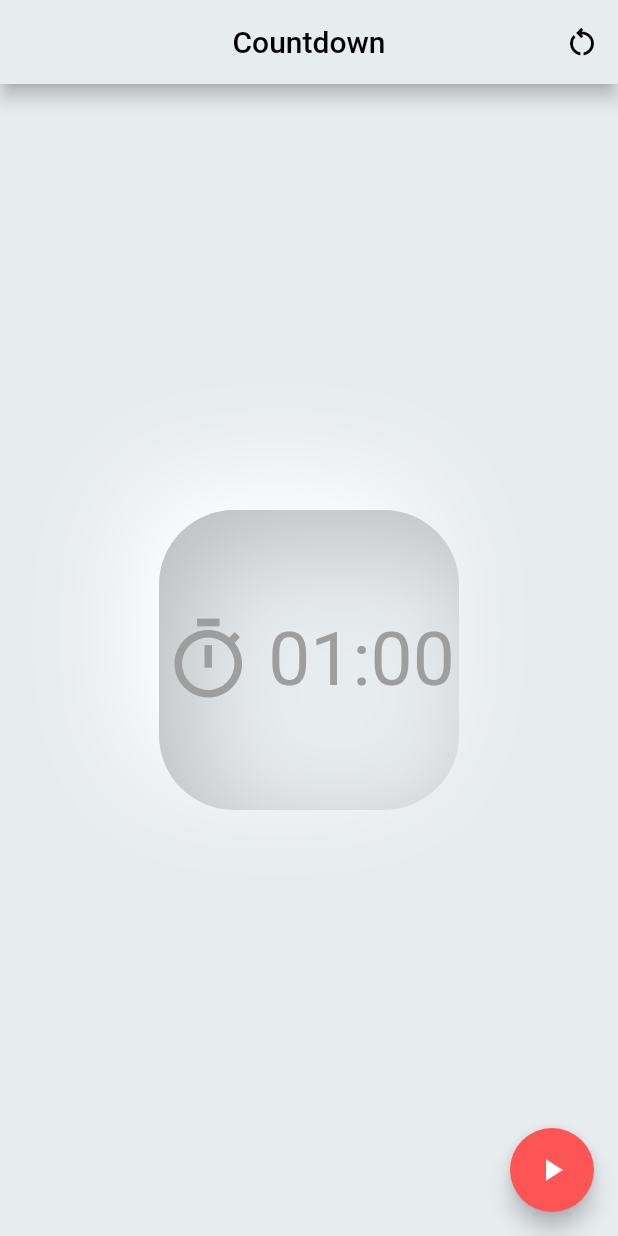
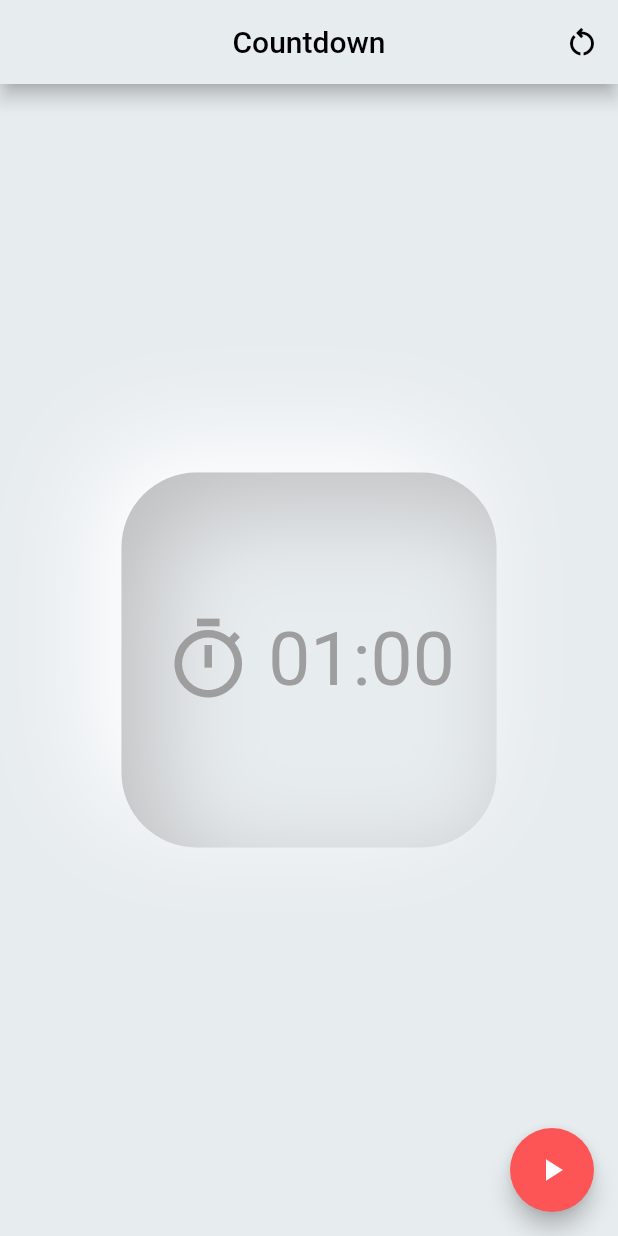
Before and after one commit to alecorodri/countdown_modern_design, a Flutter app: the screen it shows after launch, on a phone screen of 412 x 824 dp. Run offline on Flutter 3.47's test engine with Material 2 defaults, Android fonts, the phone set to English and light mode, and no system bars; our stand-ins replace flutter_inset_box_shadow.

Commit message:
minimal changes

```diff
--- a/lib/pages/home_page.dart
+++ b/lib/pages/home_page.dart
@@ -43,7 +43,6 @@ class _HomePageState extends State<HomePage> {
         onPressed: () {
           countdounProvider.startStopTimer();
         },
-        tooltip: 'Start',
         child:
             Icon(countdounProvider.isRunning ? Icons.pause : Icons.play_arrow),
       ),
@@ -59,8 +58,8 @@ class _CounterView extends StatelessWidget {
     return Center(
       child: AnimatedContainer(
         duration: const Duration(milliseconds: 550),
-        width: 200,
-        height: 200,
+        width: 250,
+        height: 250,
         decoration: BoxDecoration(
           borderRadius: BorderRadius.circular(50),
           color: const Color(0xFFE7ECEF),
```
